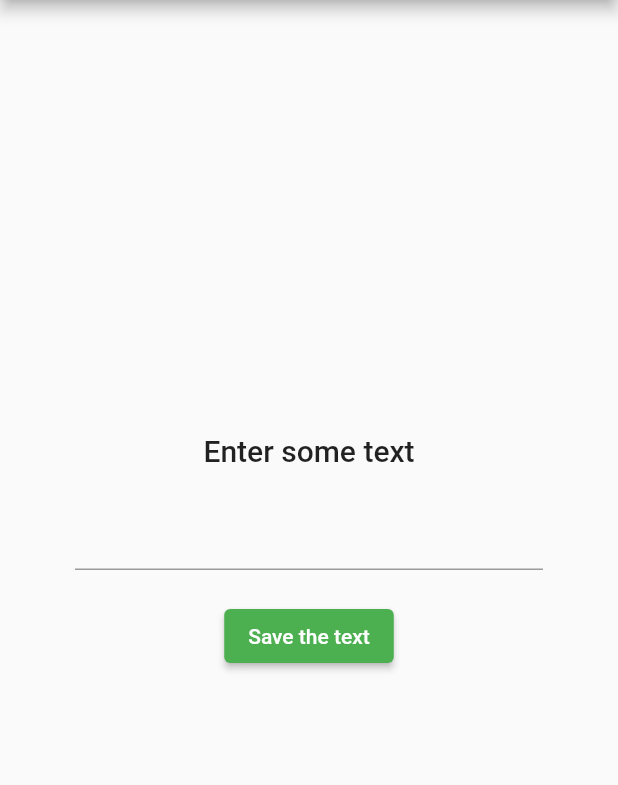
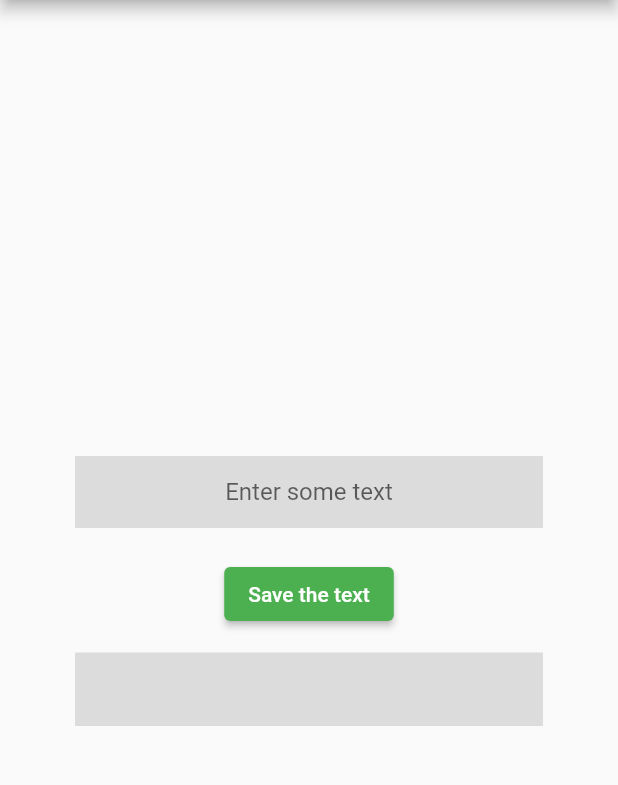
Before and after one commit to therarErifor/training, a Flutter app: the screen it shows after launch, on a phone screen of 412 x 824 dp, the part 84-869 px from its top. Run offline on Flutter 3.47's test engine with Material 2 defaults, Android fonts, the phone set to English and light mode, and no system bars.

Commit message:
changed the design of the application

```diff
--- a/flutter_project/lib/main.dart
+++ b/flutter_project/lib/main.dart
@@ -1,5 +1,4 @@
 import 'dart:ui';
-
 import 'package:flutter/material.dart';
 
 void main() {
@@ -9,7 +8,6 @@ void main() {
 class MyApp extends StatelessWidget {
   const MyApp({super.key});
 
-  // This widget is the root of your application.
   @override
   Widget build(BuildContext context) {
     return MaterialApp(
@@ -32,10 +30,8 @@ class MyHomePage extends StatefulWidget {
 }
 
 class _MyHomePageState extends State<MyHomePage> {
-  final formKey = GlobalKey<FormState>();
   String _text = '';
   final _controller = TextEditingController();
-
 
   _saveText(){
     setState(() =>_text = _controller.text);
@@ -52,19 +48,18 @@ class _MyHomePageState extends State<MyHomePage> {
 
       body: Container(
         child: Column(
-          key: formKey,
           mainAxisAlignment: MainAxisAlignment.center,
           children: <Widget>[
-            Text(
-              'Enter some text',
-              style: Theme.of(context).textTheme.headline6,
-            ),
-
             Padding(
                 padding: EdgeInsets.symmetric(vertical: 20.0, horizontal: 50.0),
-                child:TextFormField(
-                  textAlign: TextAlign.center,
-                  controller: _controller
+                child:TextFormField(decoration: InputDecoration(
+                  border: InputBorder.none,
+                  fillColor: Colors.black12,
+                  filled: true,
+                  hintText: "Enter some text",
+                ),
+                    textAlign: TextAlign.center,
+                    controller: _controller
                 ),
             ),
 
@@ -73,8 +68,17 @@ class _MyHomePageState extends State<MyHomePage> {
                 child: Text('Save the text'),
             ),
             SizedBox(height: 15,),
-            Text(
-            '$_text',
+            Container(
+              color: Colors.black12,
+              alignment: Alignment.bottomCenter,
+              padding: EdgeInsets.symmetric(vertical: 15.0),
+              margin: EdgeInsets.symmetric(horizontal: 50.0),
+              child:
+
+                Text(
+                  '$_text',
+                  style: (TextStyle(fontSize: 16)),
+                ),
             ),
           ],
         ),
```
